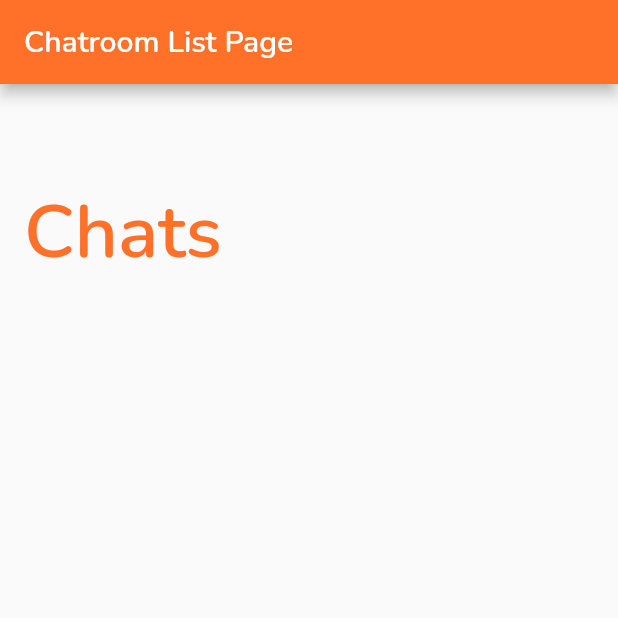
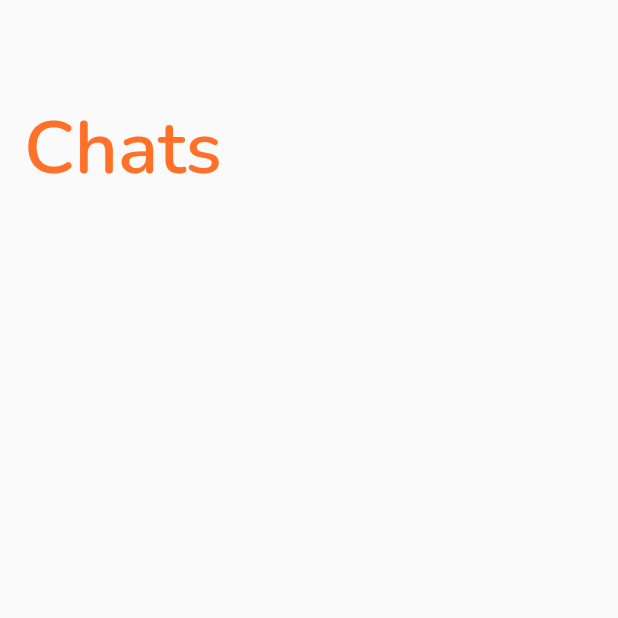
Before and after one commit to xybercommander/grocs_devfest_2.0, a Flutter app: the ChatRoomList screen opened directly, on a phone screen of 412 x 824 dp, the top half of it. Run offline on Flutter 3.47's test engine with Material 2 defaults, Android fonts, the phone set to English and light mode, and no system bars; our stand-ins replace cached_network_image, cloud_firestore, firebase_auth, firebase_core, firebase_storage, flutter_switch and 6 more; missing offline and left inert: encrypt; accounts and stored records are empty; statements that could not run were skipped; project files that could hold a hidden picture were left out.

```diff
--- a/lib/views/chats/chatroom_list.dart
+++ b/lib/views/chats/chatroom_list.dart
@@ -54,7 +54,7 @@ class _ChatRoomListState extends State<ChatRoomList> {
           child: Column(
             mainAxisAlignment: MainAxisAlignment.center,
             children: [
-              Text('Seems empty')
+              Text('Seems empty', style: TextStyle(color: AppColors.lightTheme),)
             ],
           ),
         );
@@ -71,9 +71,9 @@ class _ChatRoomListState extends State<ChatRoomList> {
   @override
   Widget build(BuildContext context) {
     return Scaffold(
-      appBar: !UserConstants.isShop ? AppBar(
-        title: Text('Chatroom List Page'),
-      ) : null,
+      // appBar: !UserConstants.isShop ? AppBar(
+      //   title: Text('Chatroom List Page'),
+      // ) : null,
 
       body: chatRoomsList()
     );
--- a/lib/views/customer_main_page.dart
+++ b/lib/views/customer_main_page.dart
@@ -63,7 +63,10 @@ class _CustomerMainPageState extends State<CustomerMainPage> {
       ),
 
       floatingActionButton: FloatingActionButton(
-        onPressed: () => ChatRoomList(),
+        onPressed: () => Navigator.push(context, PageTransition(
+          child: ChatRoomList(),
+          type: PageTransitionType.rightToLeftWithFade
+        )),
         backgroundColor: AppColors.lightTheme,
         child: Icon(Icons.chat_rounded),
       ),
```
